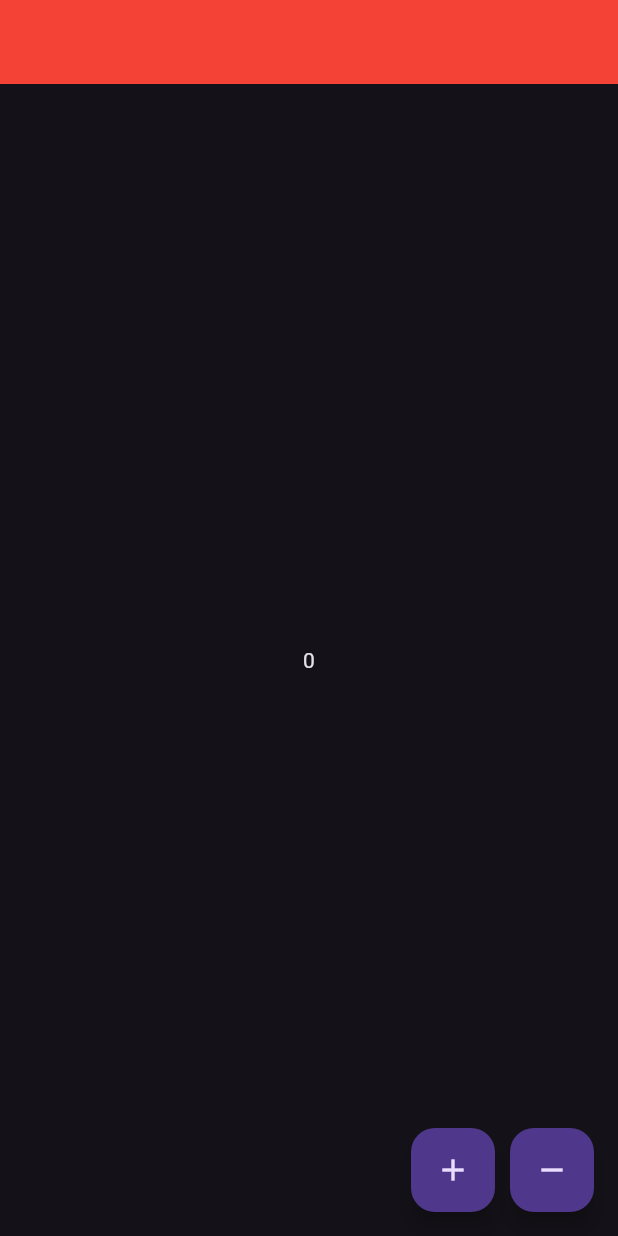
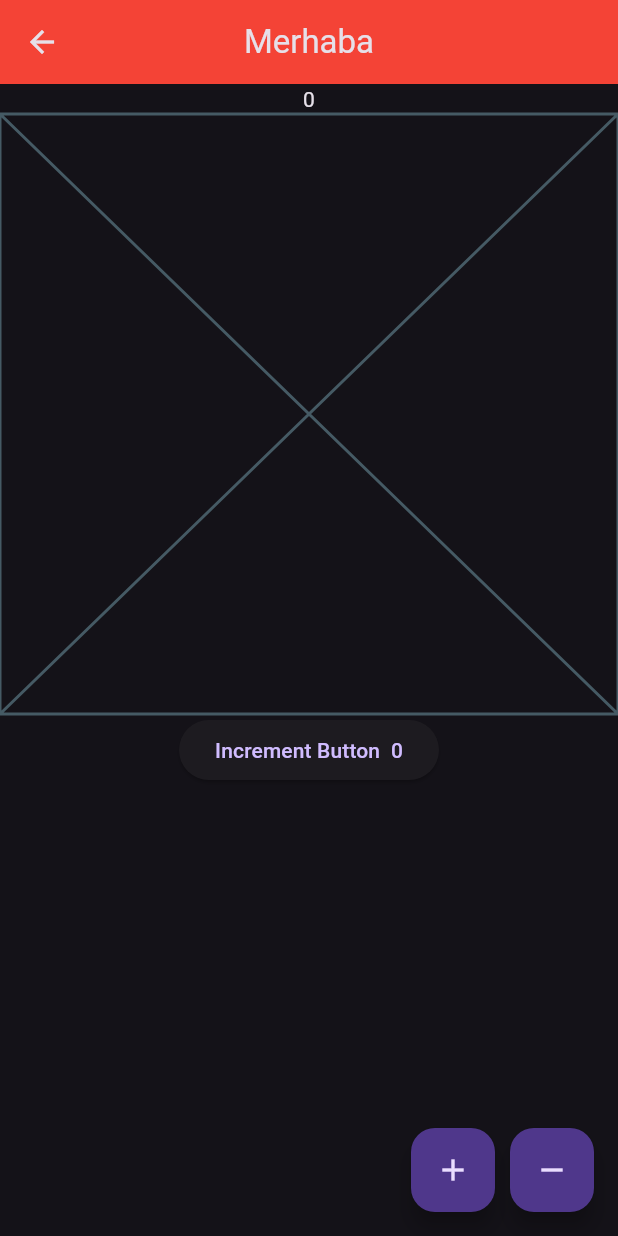
Before and after one commit to furkanayyildiz55/flutter_learn, a Flutter app: the StatefulLearn screen opened directly, on a phone screen of 412 x 824 dp. Run offline on Flutter 3.47's test engine with Material 3 defaults, Android fonts, the phone set to English and light mode, and no system bars; network calls fail.

Commit message:
Stateful-2, PageView Learn

```diff
--- a/lib/101/stateful_learn.dart
+++ b/lib/101/stateful_learn.dart
@@ -1,4 +1,6 @@
 import 'package:flutter/material.dart';
+import 'package:flutter_learn/product/counter_widget.dart';
+import 'package:flutter_learn/product/language/language_items.dart';
 
 class StatefulLearn extends StatefulWidget {
   const StatefulLearn({super.key});
@@ -22,8 +24,16 @@ class _StatefulLearnState extends State<StatefulLearn> {
   @override
   Widget build(BuildContext context) {
     return Scaffold(
-      appBar: AppBar(),
-      body: Center(child: Text(_countValue.toString())),
+      appBar: AppBar(
+        title: const Text(LanguageItems.wlcomeTitle),
+      ),
+      body: Column(
+        children: [
+          Center(child: Text(_countValue.toString())),
+          const Placeholder(),
+          const CounterWidget()
+        ],
+      ),
       floatingActionButton: Row(
         mainAxisAlignment: MainAxisAlignment.end,
         children: [
@@ -35,6 +45,7 @@ class _StatefulLearnState extends State<StatefulLearn> {
   }
 
   FloatingActionButton _incrementButton() {
+    debugPrint("Floating Action Widget Tekrardan Çizildi");
     return FloatingActionButton(
       onPressed: () {
         updateIncrement(isIncrement: true);
@@ -63,3 +74,8 @@ class _StatefulLearnState extends State<StatefulLearn> {
 
 //* Set state sayesinde build methodu tekrardan tetiklenmektedir
 //* Sadece bu classta kullanılacak verileri _ ile private yapmayı unutmuyoruz !!!
+
+
+//! En Önemli Noktalardan Birisi
+//! Widget içerisinde birden fazla değişebilir alan oluyor eğer bir alan güncellendiğinde
+//! diğer alanların güncellenmesi gerekmiyor ise bu durumda alanlar farklı stateful widgetlere bölünmelidir
--- a/lib/main.dart
+++ b/lib/main.dart
@@ -1,6 +1,6 @@
 import 'package:flutter/material.dart';
 import 'package:flutter/services.dart';
-import 'package:flutter_learn/101/stateful_learn.dart';
+import 'package:flutter_learn/101/page_view_learn.dart';
 
 void main() {
   runApp(const MyApp());
@@ -26,7 +26,7 @@ class MyApp extends StatelessWidget {
           elevation: 0,
         ),
       ),
-      home: const StatefulLearn(),
+      home: const PageViewLearn(),
     );
   }
 }
--- /dev/null
+++ b/lib/product/counter_widget.dart
@@ -0,0 +1,26 @@
+import 'package:flutter/material.dart';
+
+class CounterWidget extends StatefulWidget {
+  const CounterWidget({super.key});
+
+  @override
+  State<CounterWidget> createState() => _CounterWidgetState();
+}
+
+class _CounterWidgetState extends State<CounterWidget> {
+  int _buttonValue = 0;
+  final _buttonText = "Increment Button";
+
+  void _updateIncrementer() {
+    setState(() {
+      _buttonValue++;
+    });
+  }
+
+  @override
+  Widget build(BuildContext context) {
+    return ElevatedButton(
+        onPressed: _updateIncrementer,
+        child: Text("$_buttonText  $_buttonValue"));
+  }
+}
--- /dev/null
+++ b/lib/product/language/language_items.dart
@@ -0,0 +1,6 @@
+class LanguageItems {
+  static const wlcomeTitle = "Merhaba";
+}
+
+
+//! Bütün stringlerin burada toplanması gerekmektedir..
```
Also changed, not shown: lib/101/page_view_learn.dart (added, +74 -0 lines).
